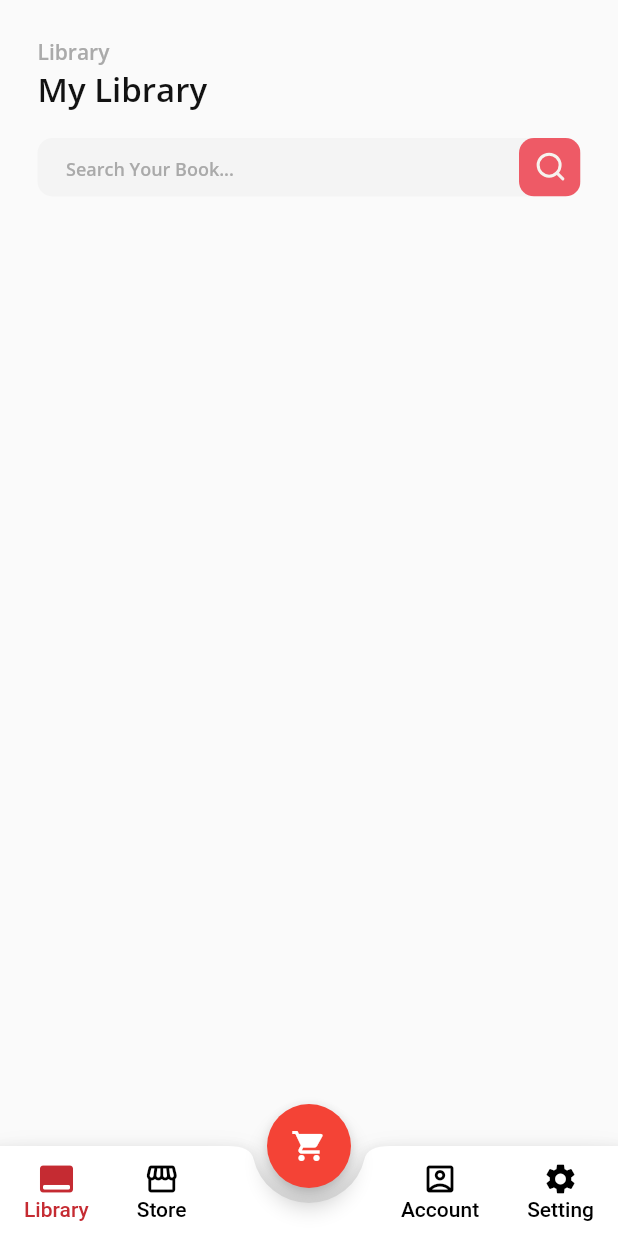
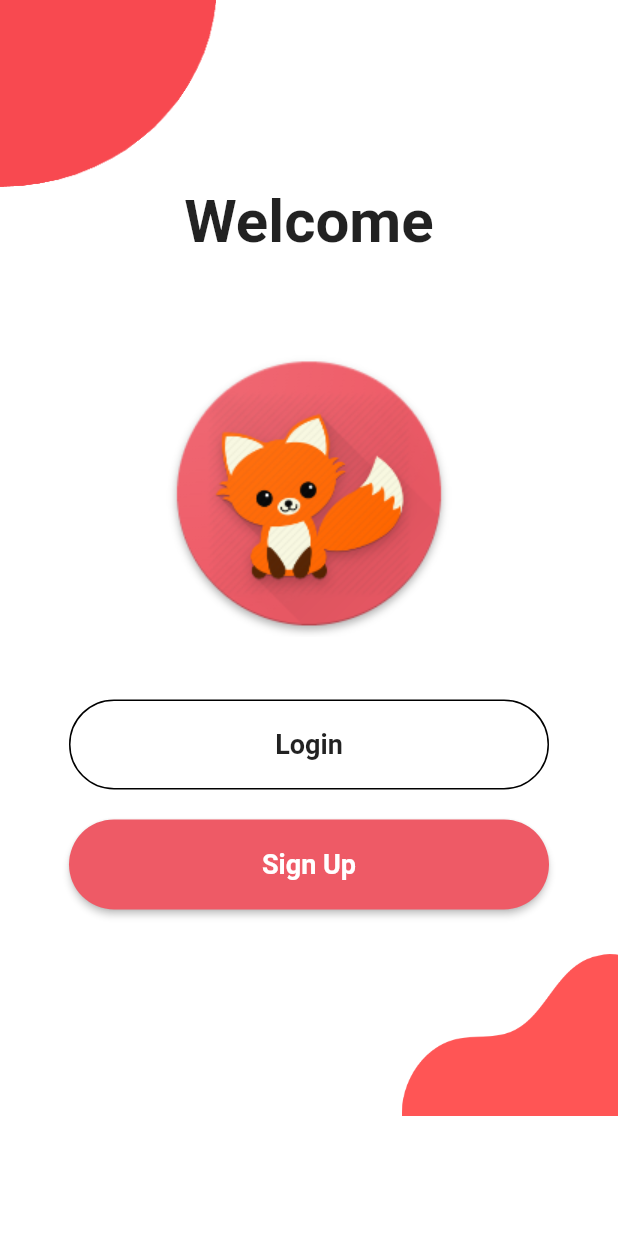
Before and after one commit to monthus089/ReadFox-M, a Flutter app: the screen it shows after launch, on a phone screen of 412 x 824 dp. Run offline on Flutter 3.47's test engine with Material 2 defaults, Android fonts, the phone set to English and light mode, and no system bars; our stand-ins replace firebase_auth, firebase_core, flutter_svg, fluttertoast, form_field_validator, google_fonts; accounts and stored records are empty.

Commit message:
Up_Login&Register

```diff
--- /dev/null
+++ b/flutter_application_1/lib/Home/home.dart
@@ -0,0 +1,117 @@
+import 'dart:ui';
+
+import 'package:flutter/material.dart';
+import 'package:flutter_application_1/Home/login.dart';
+import 'package:flutter_application_1/Home/register.dart';
+
+class HomeScreen extends StatelessWidget {
+  @override
+  Widget build(BuildContext context) {
+    return Scaffold(
+      backgroundColor: Colors.white,
+      body: SafeArea(
+        child: SingleChildScrollView(
+          //we will  give media query height
+          //double.infinity make it big as my perent allows
+          //while MediaQuery make it big as per the screen
+          //width: double.infinity,
+          //height: MediaQuery.of(context).size.height,
+
+          child: Column(
+            //even spce distribution
+            mainAxisAlignment: MainAxisAlignment.spaceBetween,
+            crossAxisAlignment: CrossAxisAlignment.center,
+            //alignment: Alignment.center,
+            children: <Widget>[
+              Positioned(
+                  top: 0,
+                  left: 0,
+                  child: Align(
+                    alignment: Alignment.topLeft,
+                    child: Image.asset(
+                      "assets/icons/home_top.png",
+                      width: MediaQuery.of(context).size.width * 0.35,
+                    ),
+                  )),
+              Column(
+                children: <Widget>[
+                  Text(
+                    "Welcome",
+                    style: TextStyle(fontWeight: FontWeight.bold, fontSize: 40),
+                  ),
+                  SizedBox(
+                    height: 20,
+                  ),
+                ],
+              ),
+              Container(
+                height: MediaQuery.of(context).size.height / 3,
+                decoration: BoxDecoration(
+                    image: DecorationImage(
+                        image: AssetImage("assets/icons/logo.png"))),
+              ),
+              Column(
+                children: <Widget>[
+                  MaterialButton(
+                    minWidth: 320,
+                    height: 60,
+                    onPressed: () {
+                      Navigator.push(
+                          context,
+                          MaterialPageRoute(
+                              builder: (context) => LoginScreen()));
+                    },
+                    shape: RoundedRectangleBorder(
+                        side: BorderSide(color: Colors.black),
+                        borderRadius: BorderRadius.circular(50)),
+                    child: Text(
+                      "Login",
+                      style:
+                          TextStyle(fontWeight: FontWeight.w600, fontSize: 18),
+                    ),
+                  ),
+                  SizedBox(
+                    height: 20,
+                  ),
+                  MaterialButton(
+                    minWidth: 320,
+                    height: 60,
+                    onPressed: () {
+                      Navigator.push(
+                          context,
+                          MaterialPageRoute(
+                              builder: (context) => RegisterScreen()));
+                    },
+                    color: Color(0xffEE5A66),
+                    shape: RoundedRectangleBorder(
+                        borderRadius: BorderRadius.circular(50)),
+                    child: Text(
+                      "Sign Up",
+                      style: TextStyle(
+                          color: Colors.white,
+                          fontWeight: FontWeight.w600,
+                          fontSize: 18),
+                    ),
+                  )
+                ],
+              ),
+              SizedBox(
+                height: 30,
+              ),
+              Positioned(
+                  top: 0,
+                  left: 0,
+                  child: Align(
+                    alignment: Alignment.bottomRight,
+                    child: Image.asset(
+                      "assets/icons/home_bottom.png",
+                      width: MediaQuery.of(context).size.width * 0.35,
+                    ),
+                  )),
+            ],
+          ),
+        ),
+      ),
+    );
+  }
+}
--- a/flutter_application_1/lib/main.dart
+++ b/flutter_application_1/lib/main.dart
@@ -1,6 +1,5 @@
 import 'package:flutter/material.dart';
-import 'package:flutter_application_1/home.dart';
-import 'home.dart';
+import 'package:flutter_application_1/Home/home.dart';
 
 void main() {
   runApp(MyApp());
@@ -16,7 +15,7 @@ class MyApp extends StatelessWidget {
         primarySwatch: Colors.red,
         visualDensity: VisualDensity.adaptivePlatformDensity,
       ),
-      home: Home(),
+      home: HomeScreen(),
       debugShowCheckedModeBanner: false,
     );
   }
--- /dev/null
+++ b/flutter_application_1/lib/models/profrile.dart
@@ -0,0 +1,6 @@
+class Profile {
+  String username;
+  String email;
+  String password;
+  Profile({this.username, this.email, this.password});
+}
--- a/flutter_application_1/lib/home.dart
+++ b/flutter_application_1/lib/navbar.dart
@@ -4,12 +4,12 @@ import 'package:flutter_application_1/page/dashboard.dart';
 import 'package:flutter_application_1/page/setting.dart';
 import 'package:flutter_application_1/page/store.dart';
 
-class Home extends StatefulWidget {
+class NavBar extends StatefulWidget {
   @override
-  _HomeState createState() => _HomeState();
+  _NavBarState createState() => _NavBarState();
 }
 
-class _HomeState extends State<Home> {
+class _NavBarState extends State<NavBar> {
   int currentTab = 0;
   final List<Widget> screen = [
     Dashboard(),
@@ -20,7 +20,6 @@ class _HomeState extends State<Home> {
 
   final PageStorageBucket bucket = PageStorageBucket();
   Widget currentScreen = Dashboard();
-
   @override
   Widget build(BuildContext context) {
     return Scaffold(
--- a/flutter_application_1/lib/page/selected_book_screen.dart
+++ b/flutter_application_1/lib/page/selected_book_screen.dart
@@ -1,7 +1,7 @@
 import 'package:flutter/material.dart';
 import 'package:flutter_application_1/constants/color_constant.dart';
-import 'package:flutter_application_1/home.dart';
 import 'package:flutter_application_1/models/popularbook_model.dart';
+import 'package:flutter_application_1/navbar.dart';
 import 'package:flutter_application_1/widgets/custom_Tab_indicator.dart';
 import 'package:flutter_svg/flutter_svg.dart';
 import 'package:google_fonts/google_fonts.dart';
@@ -51,7 +51,7 @@ class SelectedBookScreen extends StatelessWidget {
                           onTap: () {
                             Navigator.push(context,
                                 MaterialPageRoute(builder: (context) {
-                              return Home();
+                              return NavBar();
                             }));
                           },
                           child: Container(
--- a/flutter_application_1/pubspec.yaml
+++ b/flutter_application_1/pubspec.yaml
@@ -23,8 +23,14 @@ environment:
 dependencies:
   flutter:
     sdk: flutter
+
   google_fonts: ^2.1.0
   flutter_svg: ^1.0.0
+  form_field_validator: ^1.1.0
+  firebase_auth: ^3.3.0
+  firebase_core: ^1.10.2
+  fluttertoast: ^8.0.8
+  flutter_pw_validator: ^1.3.0
 
 
   # The following adds the Cupertino Icons font to your application.
```
Also changed, not shown: flutter_application_1/lib/Home/login.dart (added, +236 -0 lines), flutter_application_1/lib/Home/register.dart (added, +319 -0 lines), flutter_application_1/lib/Home/store.dart (added, +44 -0 lines), flutter_application_1/assets/icons/home_bottom.png (added), flutter_application_1/assets/icons/home_top.png (added), flutter_application_1/assets/icons/logo.png (added), flutter_application_1/assets/icons/welcom.png (added), flutter_application_1/pubspec.lock, 3 other files.
